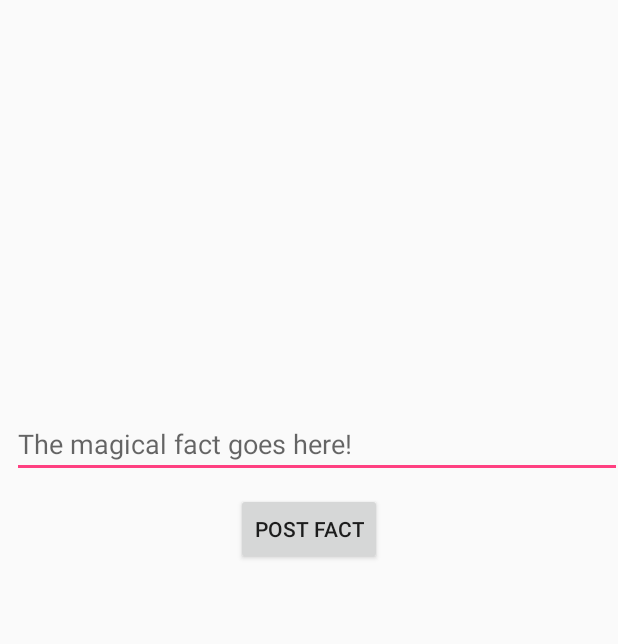
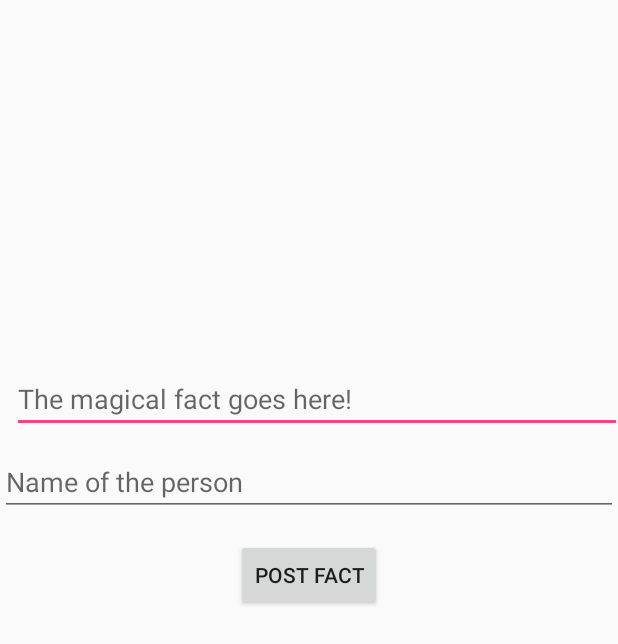
Before and after one commit to iAashayG/FireDemo, an Android app: the screen it shows after launch once a user with an empty profile is signed in (Fact), after a tap on "POST FACT", on a phone screen of 412 x 824 dp. Shown: the top 644 px of the screen. Run offline under Robolectric (Android 15) with nearby library versions, the phone set to English and light mode, and no system bars; our stand-ins replace Firebase (no records; nobody signed in at launch, a user with empty details on screens opened directly).

Commit message:
updated functionality

```diff
--- a/app/src/main/java/aashay/com/firedemo/Fact.java
+++ b/app/src/main/java/aashay/com/firedemo/Fact.java
@@ -21,7 +21,7 @@ import com.google.firebase.database.FirebaseDatabase;
 public class Fact extends AppCompatActivity {
 
     Button post;
-    EditText data;
+    EditText data, name;
     FirebaseAuth.AuthStateListener listener;
     DatabaseReference ref;
     FirebaseUser user;
@@ -37,6 +37,7 @@ public class Fact extends AppCompatActivity {
         data = findViewById(R.id.data);
         complete = findViewById(R.id.completeText);
         text = findViewById(R.id.text);
+        name = findViewById(R.id.name);
 
         complete.setVisibility(View.INVISIBLE);
 
@@ -49,17 +50,18 @@ public class Fact extends AppCompatActivity {
         post.setOnClickListener(new View.OnClickListener() {
             @Override
             public void onClick(View view) {
-                if(data.getText().toString().trim().length() > 0){
+                if(data.getText().toString().trim().length() > 0 && name.getText().toString().trim().length() > 0){
                     FirebaseDatabase database = FirebaseDatabase.getInstance();
-                    ref = database.getReference().child("facts").child(user.getUid()).push();
+                    ref = database.getReference().child("facts").child(name.getText().toString()).push();
                     ref.setValue(data.getText().toString());
                     text.setText(data.getText().toString());
                     data.setText("");
+                    name.setText("");
                     complete.setVisibility(View.VISIBLE);
 
                 }
                 else{
-                    Toast.makeText(getBaseContext(),"This field cannot be blank",Toast.LENGTH_LONG).show();
+                    Toast.makeText(getBaseContext(),"Some fields are blank",Toast.LENGTH_LONG).show();
                 }
             }
         });
--- a/app/src/main/java/aashay/com/firedemo/MainActivity.java
+++ b/app/src/main/java/aashay/com/firedemo/MainActivity.java
@@ -97,7 +97,7 @@ public class MainActivity extends AppCompatActivity {
 
 
                             FirebaseUser user = auth.getCurrentUser();
-                            if(user.getEmail().endsWith("@simprints.com")){
+                            if(user.getEmail().endsWith("@gmail.com")){
                                 Intent i = new Intent(MainActivity.this, Fact.class);
                                 startActivity(i);
                             }
--- a/app/src/main/res/layout/activity_fact.xml
+++ b/app/src/main/res/layout/activity_fact.xml
@@ -15,7 +15,7 @@
             android:layout_width="wrap_content"
             android:layout_height="wrap_content"
             android:textColor="#000000"
-            android:layout_marginTop="150dp"
+            android:layout_marginTop="120dp"
             android:layout_gravity="center"
             android:id="@+id/text"
             android:text=""
@@ -46,14 +46,19 @@
             android:inputType="textMultiLine"
             android:hint="The magical fact goes here!"
             />
+        <EditText
+            android:layout_width="match_parent"
+            android:layout_height="wrap_content"
+            android:layout_marginTop="10dp"
+            android:id="@+id/name"
+            android:hint="Name of the person"/>
 
         <Button
             android:id="@+id/post"
             android:layout_width="wrap_content"
             android:layout_height="wrap_content"
-            android:layout_below="@+id/data"
             android:layout_centerHorizontal="true"
-            android:layout_marginTop="10dp"
+            android:layout_marginTop="15dp"
             android:text="Post Fact"
             android:layout_gravity="center"/>
 
```
